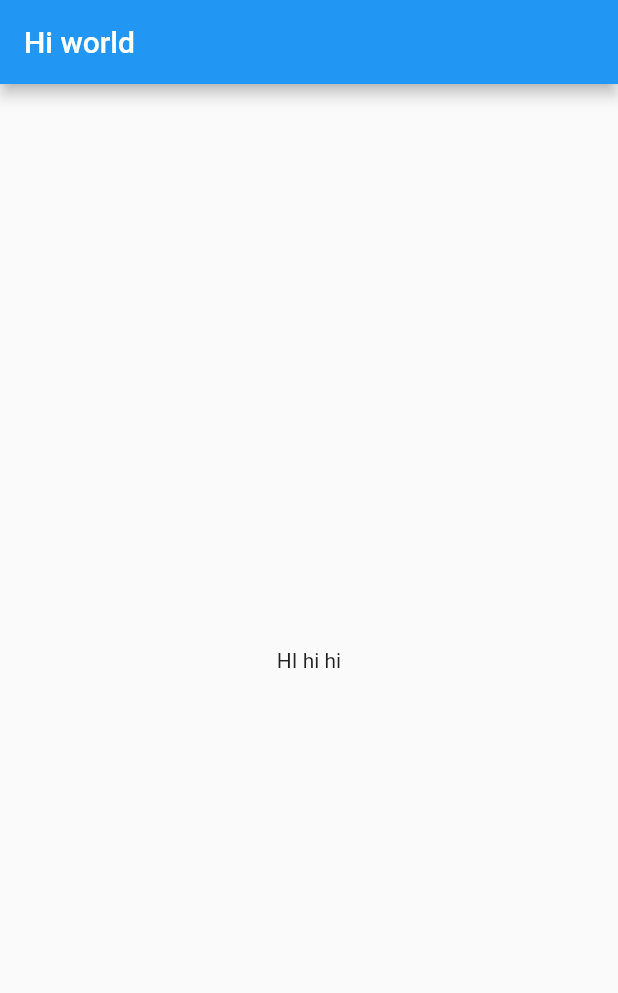
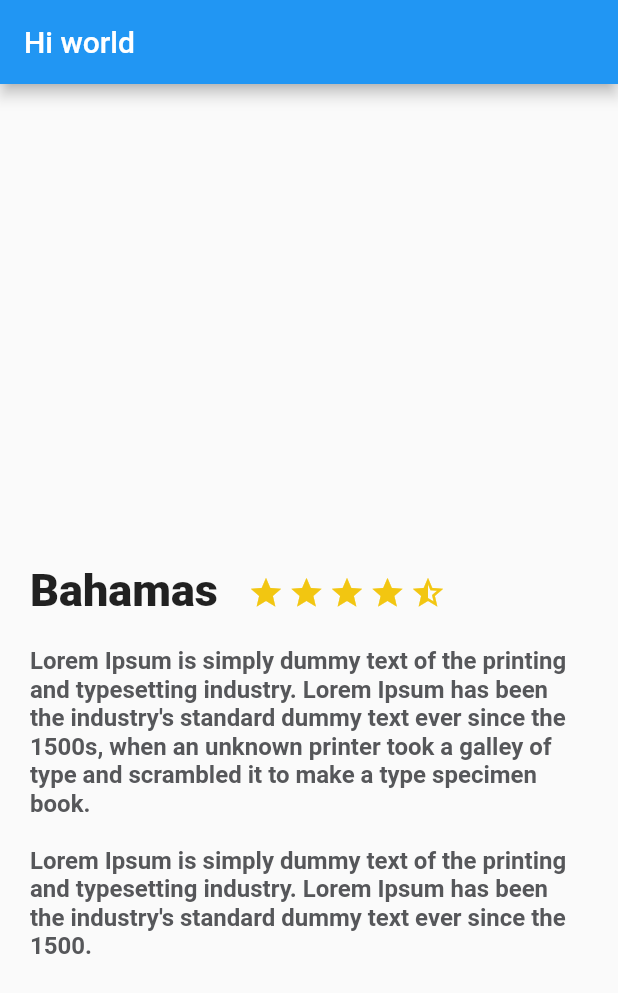
Before and after one commit to gonzalo-droid/tripss_app, a Flutter app: the screen it shows after launch, on a phone screen of 412 x 824 dp. Shown: the top 993 px of the screen. Run offline on Flutter 3.47's test engine with Material 2 defaults, Android fonts, the phone set to English and light mode, and no system bars.

Commit message:
widget description

```diff
--- /dev/null
+++ b/lib/description_place.dart
@@ -0,0 +1,113 @@
+import 'package:flutter/material.dart';
+
+class DescriptionPlace extends StatelessWidget{
+  String namePlace;
+  int stars;
+  String descriptionPlace;
+
+  DescriptionPlace(this.namePlace, this.stars, this.descriptionPlace);
+
+
+  @override
+  Widget build(BuildContext context) {
+    // TODO: implement build
+
+    final star_half = Container (
+      margin: EdgeInsets.only(
+          top: 323.0,
+          right: 3.0
+      ),
+
+      child: Icon(
+        Icons.star_half,
+        color:  Color(0xFFf2C611),
+      ),
+    );
+
+    final star_border = Container (
+      margin: EdgeInsets.only(
+          top: 323.0,
+          right: 3.0
+      ),
+
+      child: Icon(
+        Icons.star_border,
+        color:  Color(0xFFf2C611),
+      ),
+    );
+
+    final star = Container (
+      margin: EdgeInsets.only(
+          top: 323.0,
+          right: 3.0
+      ),
+
+      child: Icon(
+        Icons.star,
+        color:  Color(0xFFf2C611),
+      ),
+    );
+
+    final title_stars = Row (
+      children: <Widget>[
+        Container (
+          margin: EdgeInsets.only(
+              top: 320.0,
+              left: 20.0,
+              right: 20.0
+          ),
+
+          child: Text(
+            namePlace,
+            style: TextStyle(
+                fontSize: 30.0,
+                fontWeight: FontWeight.w900
+            ),
+            textAlign: TextAlign.left,
+          ),
+
+        ),
+
+        Row(
+          children: <Widget>[
+            star,
+            star,
+            star,
+            star,
+            star_half
+          ],
+        )
+
+
+      ],
+    );
+
+    final description = Container(
+      margin: new EdgeInsets.only(
+          top: 20.0,
+          left: 20.0,
+          right: 20.0
+
+      ),
+      child: new Text(
+        descriptionPlace,
+        style: const TextStyle(
+            fontSize: 16.0,
+            fontWeight: FontWeight.bold,
+            color: Color(0xFF56575a)
+        ),
+
+      ),
+    );
+
+    return Column(
+      children: <Widget>[
+        title_stars,
+        description
+      ],
+    );
+
+
+  }
+
+}
--- a/lib/main.dart
+++ b/lib/main.dart
@@ -1,4 +1,5 @@
 import 'package:flutter/material.dart';
+import 'description_place.dart';
 
 void main() {  // method main
   runApp(MyApp());
@@ -6,6 +7,8 @@ void main() {  // method main
 
 class MyApp extends StatelessWidget {
   // This widget is the root of your application.
+  String descriptionDummy = "Lorem Ipsum is simply dummy text of the printing and typesetting industry. Lorem Ipsum has been the industry's standard dummy text ever since the 1500s, when an unknown printer took a galley of type and scrambled it to make a type specimen book. \n\nLorem Ipsum is simply dummy text of the printing and typesetting industry. Lorem Ipsum has been the industry's standard dummy text ever since the 1500.";
+
   @override
   Widget build(BuildContext context) {
     return MaterialApp(
@@ -18,10 +21,7 @@ class MyApp extends StatelessWidget {
         appBar: AppBar(
           title: Text("Hi world"),
         ),
-        body: Center(
-          child: Text("HI hi hi"),
-        ),
-
+        body: new DescriptionPlace("Bahamas", 4, descriptionDummy),
       )// MyHomePage(title: 'Flutter Demo Home Page'),
     );
   }
```
